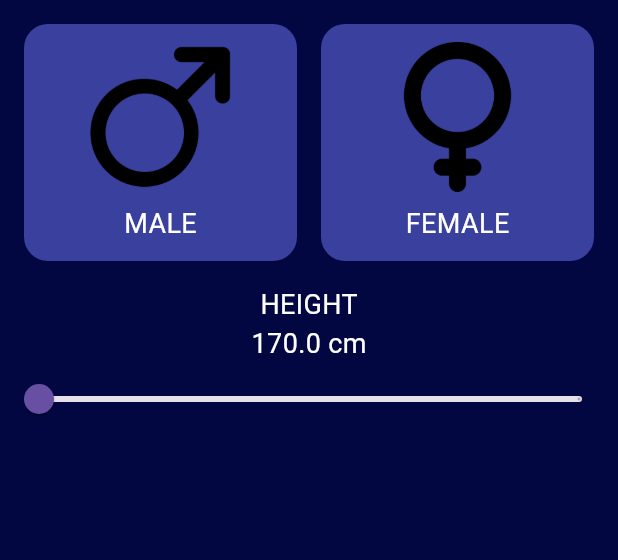
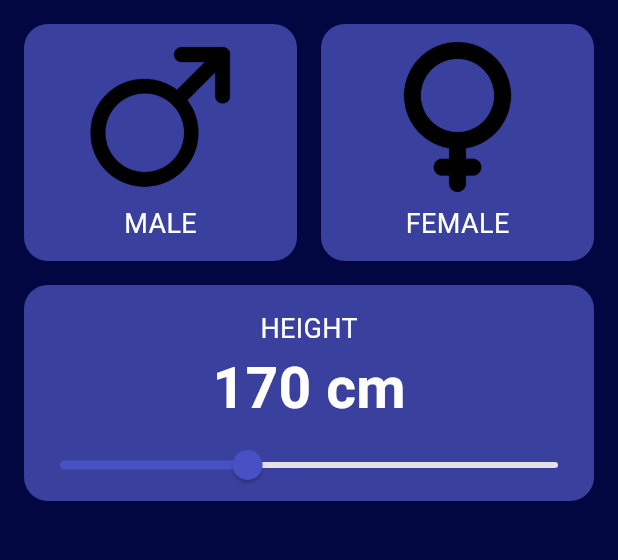
Before and after one commit to Marianvsf/imc_calculator, a Flutter app: the screen it shows after launch, on a phone screen of 412 x 824 dp, the part 84-644 px from its top. Run offline on Flutter 3.47's test engine with Material 3 defaults, Android fonts, the phone set to English and light mode, and no system bars; missing offline and left inert: dart:ffi.

Commit message:
height selector

```diff
--- a/lib/components/height_selector.dart
+++ b/lib/components/height_selector.dart
@@ -1,4 +1,8 @@
+import 'dart:ffi';
+
 import 'package:flutter/material.dart';
+import 'package:flutter/widgets.dart';
+import 'package:imc_calculator/core/app_colors.dart';
 import 'package:imc_calculator/core/text_styles.dart';
 
 class HeightSelector extends StatefulWidget {
@@ -13,10 +17,21 @@ class _HeightSelectorState extends State<HeightSelector> {
 
   @override
   Widget build(BuildContext context) {
-    return Column(
+    return Padding(
+      padding: const EdgeInsets.only(right: 16, left: 16, bottom: 16),
+      child: Container(
+        decoration: BoxDecoration(
+            color: AppColors.backgroundComponent,
+            borderRadius: BorderRadius.circular(16)),
+        child: Column(
           children: [
+            SizedBox(height: 16),
             Text("Height".toUpperCase(), style: TextStyles.bodyText),
-        Text("$height cm", style: TextStyles.bodyText),
+            Text("${height.toStringAsFixed(0)} cm",
+                style: TextStyle(
+                    color: Colors.white,
+                    fontSize: 38,
+                    fontWeight: FontWeight.bold)),
             Slider(
                 value: height,
                 onChanged: (newHeight) {
@@ -26,9 +41,12 @@ class _HeightSelectorState extends State<HeightSelector> {
                 },
                 min: 140,
                 max: 220,
-          divisions: 1,
-        )
+                divisions: 80,
+                label: "${height.toStringAsFixed(0)} cm",
+                activeColor: AppColors.primary)
           ],
+        ),
+      ),
     );
   }
 }
```
Lines whose indentation alone changed are shown as unchanged.
